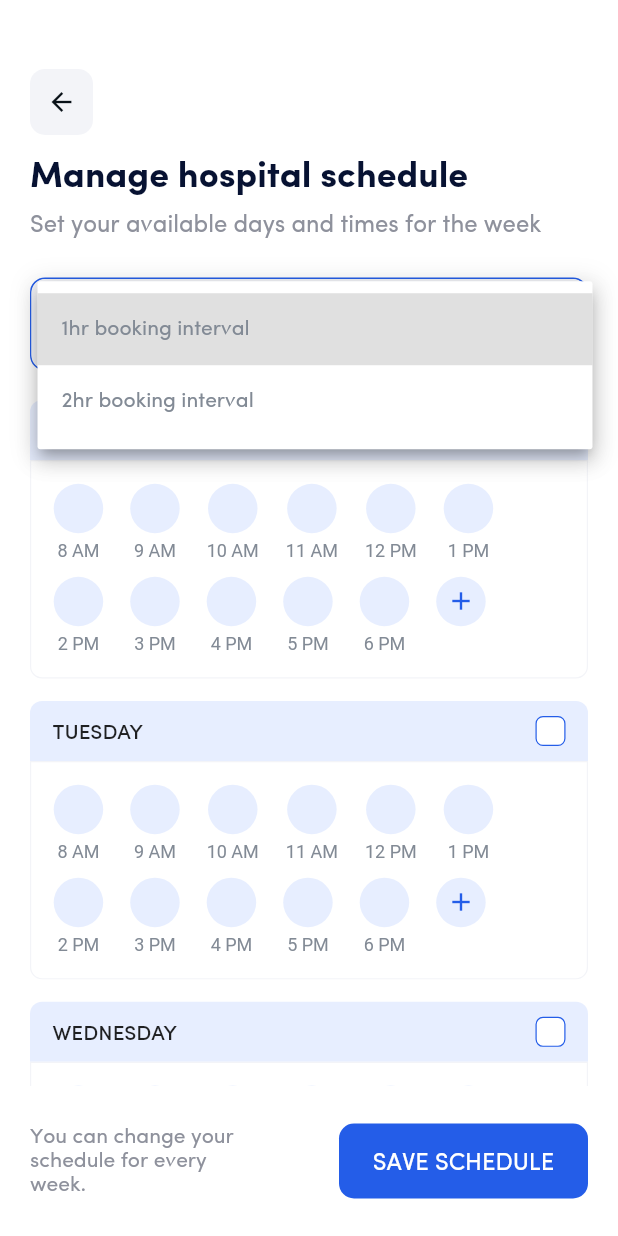
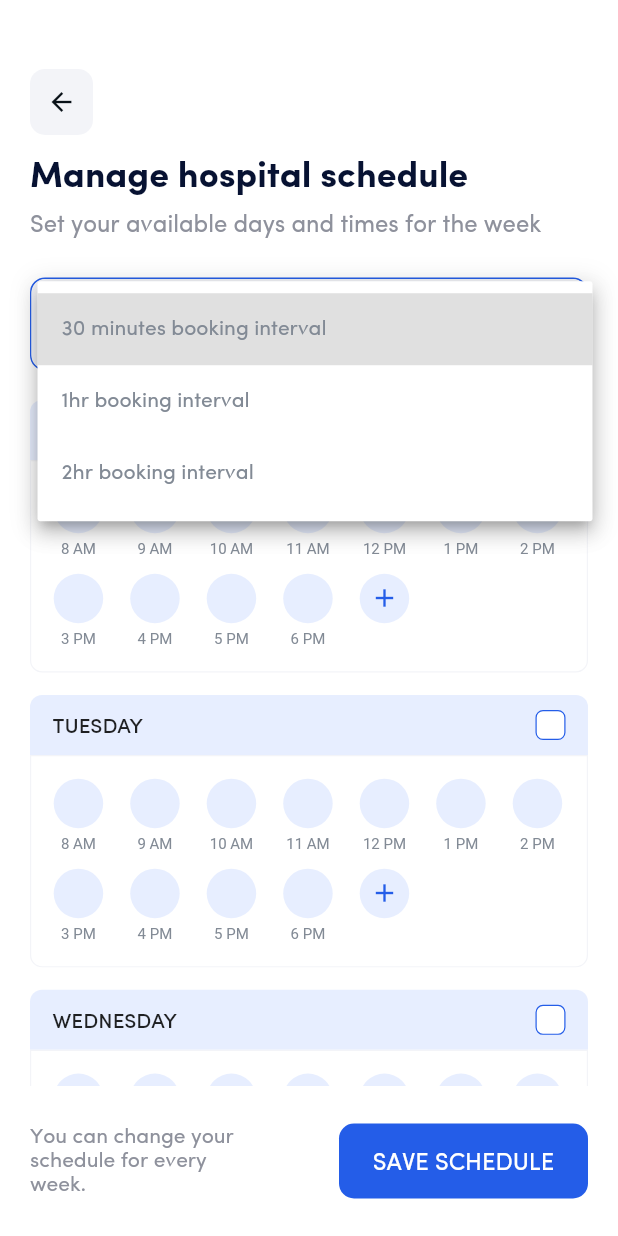
Before and after one commit to FandP-21/doctorApp, a Flutter app: the ManageHospitalSchedule screen opened directly, after a tap on "1hr booking interval", on a phone screen of 412 x 824 dp. Run offline on Flutter 3.47's test engine with Material 2 defaults, Android fonts, the phone set to English and light mode, and no system bars; drawn by our look-alikes of loading_overlay; our stand-ins replace cached_network_image, cloud_firestore, dio, file_picker, firebase_auth, firebase_core and 13 more; missing offline and left inert: agora_rtc_engine; accounts and stored records are empty; Roboto replaces fonts that are missing (Metropolis).

Commit message:
- manage schedule with 30 mins interval

```diff
--- a/lib/components/calendarSchedule.dart
+++ b/lib/components/calendarSchedule.dart
@@ -183,13 +183,16 @@ class _CircularCheckState extends State<CircularCheck> {
 
   @override
   Widget build(BuildContext context) {
-    return Column(children: [
+    return Column(
+        mainAxisAlignment: MainAxisAlignment.center,
+        children: [
       widget.last
           ? GestureDetector(
               onTap: updateState,
               child: Container(
                 height: 33,
                 width: 33,
+                alignment: Alignment.center,
                 decoration: BoxDecoration(
                   shape: BoxShape.circle,
                   color: widget.selected ?? checked
@@ -220,7 +223,7 @@ class _CircularCheckState extends State<CircularCheck> {
               widget.time,
               style: TextStyle(
                 color: Color.fromRGBO(130, 138, 149, 1),
-                fontSize: 12,
+                fontSize: 10,
                 fontFamily: 'Metropolis',
                 fontWeight: FontWeight.normal,
               ),
--- a/lib/models/pharmacy.dart
+++ b/lib/models/pharmacy.dart
@@ -79,7 +79,7 @@ class Pharmacy {
     rating = json['rating'] ?? 'N/A';
     officeAddress = json['office_address'] ?? 'N/A';
     cacNumber = json['cac_number'] ?? 'N/A';
-    photo = 'http://thc2020.herokuapp.com' + json['photo'] ?? '';
+    photo = 'https://thc2020.herokuapp.com' + json['photo'] ?? '';
     phoneNumber = json['phone_number'] ?? 'N/A';
     isActive = json['is_active'];
     isSetup = json['is_setup'];
--- a/lib/screens/dashboard/facility/bookFacility.dart
+++ b/lib/screens/dashboard/facility/bookFacility.dart
@@ -1,11 +1,14 @@
 import 'package:flutter/material.dart';
 import 'package:intl/intl.dart';
+import 'package:provider/provider.dart';
 import 'package:table_calendar/table_calendar.dart';
 import 'package:thcDoctorMobile/components/headerText.dart';
 import 'package:thcDoctorMobile/helpers/sizeCalculator.dart';
 import 'package:thcDoctorMobile/components/buttonBlue.dart';
 import 'package:thcDoctorMobile/components/backButtonWhite.dart';
 import 'package:thcDoctorMobile/helpers/store.dart';
+import 'package:thcDoctorMobile/models/facilitydata.dart';
+import 'package:thcDoctorMobile/provider/user.dart';
 import 'package:thcDoctorMobile/screens/dashboard/dashboardBody.dart';
 import '../../components/menuDropdown.dart';
 import 'package:thcDoctorMobile/components/multiInput.dart';
@@ -13,9 +16,8 @@ import '../../components/appointmentSuccess.dart';
 import 'package:loading_overlay/loading_overlay.dart';
 
 class BookFacility extends StatefulWidget {
-  BookFacility({
-    Key key,
-  }) : super(key: key);
+  final FacilityData facility;
+  BookFacility({@required this.facility});
 
   @override
   _BookFacilityState createState() => _BookFacilityState();
@@ -33,13 +35,17 @@ class _BookFacilityState extends State<BookFacility> {
   String selected = '';
   bool _autoValidate = false;
   bool value = false;
+  bool hospitalsLoading = false;
   String apartment = 'Operating theater';
   String card = 'Select card';
   CalendarController _controller = new CalendarController();
   @override
   void initState() {
     super.initState();
+
   }
+
+
 
   void _onDaySelected(DateTime day, List events, List holidays) {
     print('CALLBACK: _onDaySelected');
--- a/lib/screens/dashboard/manageHospitalSchedule.dart
+++ b/lib/screens/dashboard/manageHospitalSchedule.dart
@@ -37,13 +37,13 @@ class _ManageHospitalScheduleState extends State<ManageHospitalSchedule> {
   }
 
   List<dynamic> selections = [
-    [-1, -1, -1, -1, -1, -1, -1, -1, -1, -1, -1, -1, -1, -1, -1],
-    [-1, -1, -1, -1, -1, -1, -1, -1, -1, -1, -1, -1, -1, -1, -1],
-    [-1, -1, -1, -1, -1, -1, -1, -1, -1, -1, -1, -1, -1, -1, -1],
-    [-1, -1, -1, -1, -1, -1, -1, -1, -1, -1, -1, -1, -1, -1, -1],
-    [-1, -1, -1, -1, -1, -1, -1, -1, -1, -1, -1, -1, -1, -1, -1],
-    [-1, -1, -1, -1, -1, -1, -1, -1, -1, -1, -1, -1, -1, -1, -1],
-    [-1, -1, -1, -1, -1, -1, -1, -1, -1, -1, -1, -1, -1, -1, -1]
+    [-1, -1, -1, -1, -1, -1, -1, -1, -1, -1, -1, -1, -1, -1, -1,-1, -1, -1, -1, -1, -1, -1, -1, -1, -1, -1, -1, -1, -1, -1, -1, -1, -1],
+    [-1, -1, -1, -1, -1, -1, -1, -1, -1, -1, -1, -1, -1, -1, -1,-1, -1, -1, -1, -1, -1, -1, -1, -1, -1, -1, -1, -1, -1, -1, -1, -1, -1],
+    [-1, -1, -1, -1, -1, -1, -1, -1, -1, -1, -1, -1, -1, -1, -1,-1, -1, -1, -1, -1, -1, -1, -1, -1, -1, -1, -1, -1, -1, -1, -1, -1, -1],
+    [-1, -1, -1, -1, -1, -1, -1, -1, -1, -1, -1, -1, -1, -1, -1,-1, -1, -1, -1, -1, -1, -1, -1, -1, -1, -1, -1, -1, -1, -1, -1, -1, -1],
+    [-1, -1, -1, -1, -1, -1, -1, -1, -1, -1, -1, -1, -1, -1, -1,-1, -1, -1, -1, -1, -1, -1, -1, -1, -1, -1, -1, -1, -1, -1, -1, -1, -1],
+    [-1, -1, -1, -1, -1, -1, -1, -1, -1, -1, -1, -1, -1, -1, -1,-1, -1, -1, -1, -1, -1, -1, -1, -1, -1, -1, -1, -1, -1, -1, -1, -1, -1],
+    [-1, -1, -1, -1, -1, -1, -1, -1, -1, -1, -1, -1, -1, -1, -1,-1, -1, -1, -1, -1, -1, -1, -1, -1, -1, -1, -1, -1, -1, -1, -1, -1, -1],
   ];
   bool singleTimestamp = true;
   bool loading = false;
@@ -70,6 +70,28 @@ class _ManageHospitalScheduleState extends State<ManageHospitalSchedule> {
           ]);
   }
 
+  List<String> halfStepTimeline = [
+    '8 AM',
+    '8.30 AM',
+    '9 AM',
+    '9.30 AM',
+    '10 AM',
+    '10.30 AM',
+    '11 AM','11.30 AM',
+    '12 PM','12.30 PM',
+    '1 PM','1.30 PM',
+    '2 PM','2.30 PM',
+    '3 PM','3.30 PM',
+    '4 PM','4.30 PM',
+    '5 PM','5.30 PM',
+    '6 PM','6.30 PM',
+    '7 PM','7.30 PM',
+    '8 PM','8.30 PM',
+    '9 PM','9.30 PM',
+    '10 PM','10.30 PM',
+    '11 PM','11.30 PM',
+    '12 AM',
+  ];
   List<String> singleStepTimeline = [
     '8 AM',
     '9 AM',
@@ -185,6 +207,7 @@ class _ManageHospitalScheduleState extends State<ManageHospitalSchedule> {
                                                       true, 16.0, context)),
                                             ),
                                             items: [
+                                              '30 minutes booking interval',
                                               '1hr booking interval',
                                               '2hr booking interval'
                                             ].map((value) {
```
Also changed, not shown: pubspec.lock, 2 other files.
